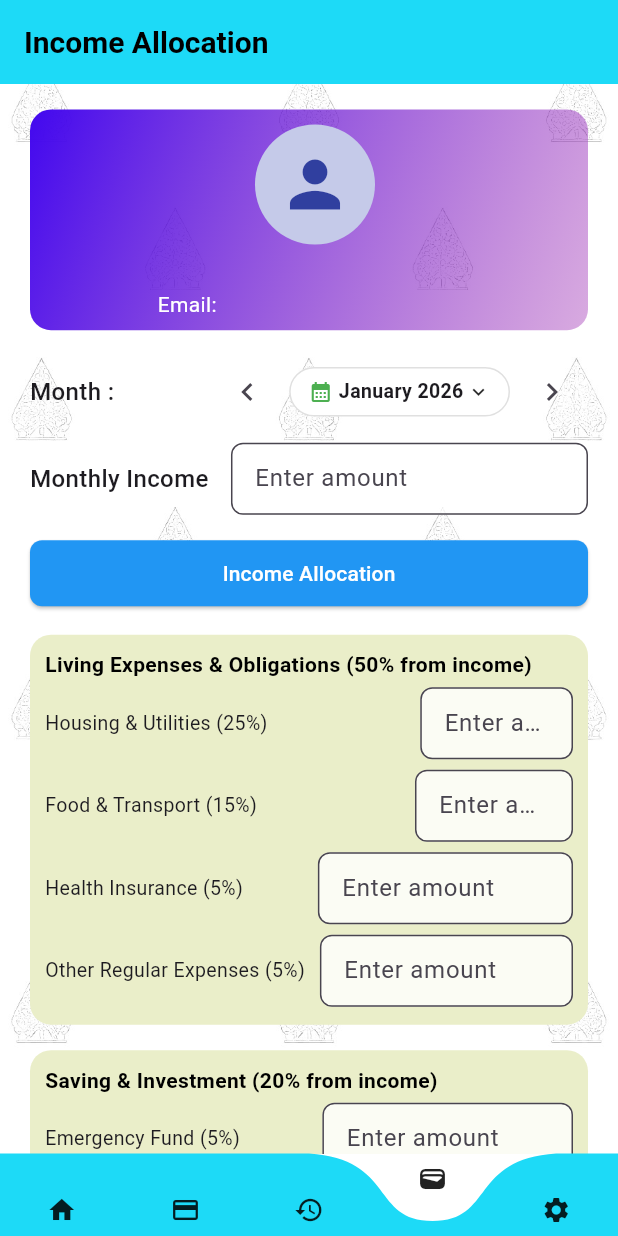
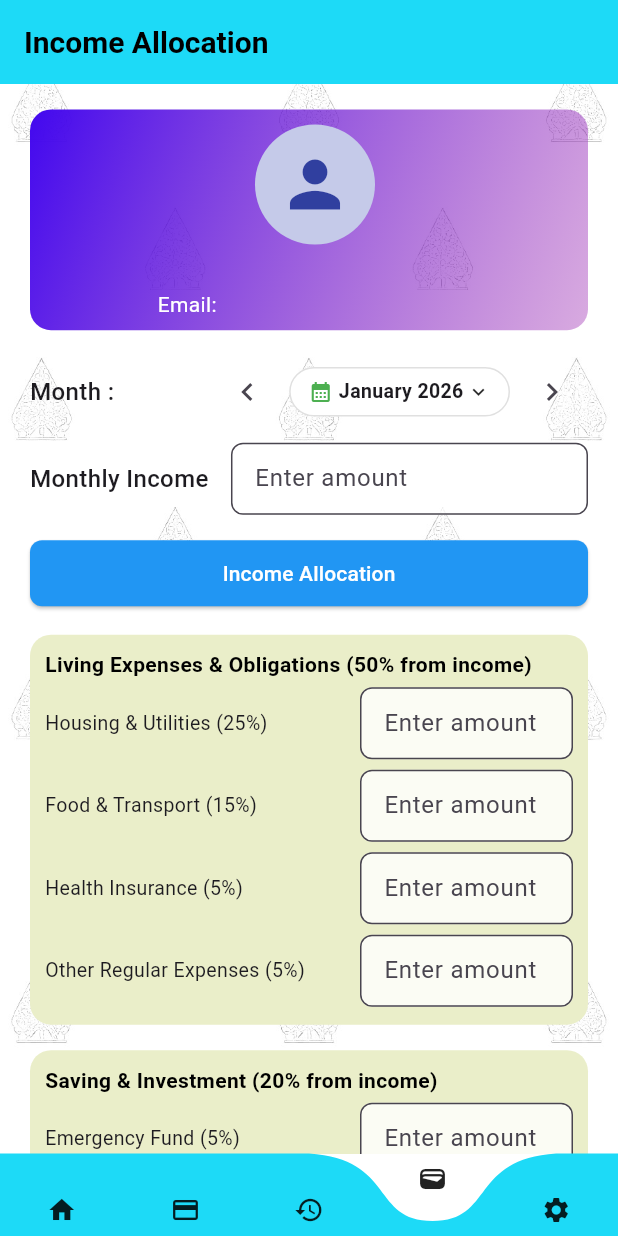
Before and after one commit to yulius98/my-wallet, a Flutter app: the screen it shows once a user with an empty profile is signed in, item 4 of the bottom bar chosen, on a phone screen of 412 x 824 dp. Run offline on Flutter 3.47's test engine with Material 3 defaults, Android fonts, the phone set to English and light mode, and no system bars; drawn by our look-alikes of curved_navigation_bar; our stand-ins replace firebase_auth, firebase_core, flutter_multi_formatter, google_sign_in, hive, hive_flutter; accounts and stored records are empty.

```diff
--- /dev/null
+++ b/devtools_options.yaml
@@ -0,0 +1,3 @@
+description: This file stores settings for Dart & Flutter DevTools.
+documentation: https://docs.flutter.dev/tools/devtools/extensions#configure-extension-enablement-states
+extensions:
--- a/lib/presentation/screens/wallet_screen.dart
+++ b/lib/presentation/screens/wallet_screen.dart
@@ -163,33 +163,6 @@
     super.dispose();
   }
 
-  //Future<void> _pickDate(BuildContext context) async {
-  //  final DateTime? picked = await showDatePicker(
-  //    context: context,
-  //    initialDate: _selectedDate ?? DateTime.now(),
-  //    firstDate: DateTime(2000),
-  //    lastDate: DateTime(2100),
-  //    builder: (context, child) {
-  //      return DatePickerTheme(
-  //        data: DatePickerThemeData(
-  //          backgroundColor: Colors.white,
-  //          headerBackgroundColor: Colors.blue,
-  //          headerForegroundColor: Colors.white,
-  //          dayStyle: TextStyle(color: Colors.black),
-  //          yearStyle: TextStyle(color: Colors.black),
-  //        ),
-  //        child: child!,
-  //      );
-  //    },
-  //  );
-  //  if (picked != null && picked != _selectedDate) {
-  //    setState(() {
-  //      _selectedDate = picked;
-  //    });
-  //  }
-  //}
-
-
   @override
   Widget build(BuildContext context) {
     SystemChrome.setSystemUIOverlayStyle(SystemUiOverlayStyle.dark);
@@ -282,11 +255,15 @@
             top: 35,
             child: Row(
               children: [
-                const Text(
+                SizedBox(
+                  width: 200,
+                  child: Text(
                   "Health & Fitness (3%)",
                   style: TextStyle(fontSize: 13),
                 ),
-                const SizedBox(width: 18),
+                ),
+
+                const SizedBox(width: 10),
                 Expanded(
                   child: TextFormField(
                     controller: _healthFitnessController,
@@ -322,10 +299,14 @@
             top: 90,
             child: Row(
               children: [
-                const Text(
+                SizedBox(
+                  width: 200,
+                  child: Text(
                   "Skills & Education (4%)",
                   style: TextStyle(fontSize: 13),
                 ),
+                ),
+
                 const SizedBox(width: 10),
                 Expanded(
                   child: TextFormField(
@@ -362,11 +343,15 @@
             top: 145,
             child: Row(
               children: [
-                const Text(
+                SizedBox(
+                  width: 200,
+                  child: Text(
                   "Entertainment (3%)",
                   style: TextStyle(fontSize: 13),
                 ),
-                const SizedBox(width: 32),
+                ),
+
+                const SizedBox(width: 10),
                 Expanded(
                   child: TextFormField(
                     controller: _entertainmentSelfRewardController,
@@ -429,11 +414,15 @@
             top: 35,
             child: Row(
               children: [
-                const Text(
+                SizedBox(
+                  width: 200,
+                  child: Text(
                     "Outside of Mortgages (10%)",
                     style: TextStyle(fontSize: 13),
                   ),
-                const SizedBox(width: 12),
+                ),
+
+                const SizedBox(width: 10),
                 Expanded(
                   child: TextFormField(
                     controller: _installmentsOutsideMortgagesController,
@@ -469,11 +458,15 @@
             top: 90,
             child: Row(
               children: [
-                const Text(
+                SizedBox(
+                  width: 200,
+                  child: Text(
                   "Credit Card Instalments (5%)",
                     style: TextStyle(fontSize: 13),
                   ),
-                const SizedBox(width: 8),
+                ),
+
+                const SizedBox(width: 10),
                 Expanded(
                   child: TextFormField(
                     controller: _creditCardInstalmentsController,
@@ -509,11 +502,15 @@
             top: 145,
             child: Row(
               children: [
-                const Text(
+                SizedBox(
+                  width: 200,
+                  child: Text(
                   "Other Instalments (5%)",
                   style: TextStyle(fontSize: 13),
                 ),
-                const SizedBox(width: 42),
+                ),
+
+                const SizedBox(width: 10),
                 Expanded(
                   child: TextFormField(
                     controller: _otherInstalmentsController,
@@ -817,11 +814,15 @@
             top: 35,
             child: Row(
               children: [
-                const Text(
+                SizedBox(
+                  width: 200,
+                  child: Text(
                     "Emergency Fund (5%)",
                     style: TextStyle(fontSize: 13),
                   ),
-                const SizedBox(width: 55),
+                ),
+
+                const SizedBox(width: 10),
                 Expanded(
                   child: TextFormField(
                     controller: _emergencyFundController,
@@ -858,11 +859,15 @@
             top: 90,
             child: Row(
               children: [
-                const Text(
+                SizedBox(
+                  width: 200,
+                  child: Text(
                   "Long-term Investment (15%)",
                   style: TextStyle(fontSize: 13),
                 ),
-                const SizedBox(width: 15),
+                ),
+
+                const SizedBox(width: 10),
                 Expanded(
                   child: TextFormField(
                     controller: _longTermInvestmentController,
@@ -926,11 +931,15 @@
             top: 35,
             child: Row(
               children: [
-                const Text(
+                SizedBox(
+                  width: 200,
+                  child: Text(
                     "Housing & Utilities (25%)",
                     style: TextStyle(fontSize: 13),
                   ),
-                const Spacer(),
+                ),
+
+                const SizedBox(width: 10),
                 Expanded(
                   child: TextFormField(
                     controller: _housingutilitiesController,
@@ -967,11 +976,15 @@
             top: 90,
             child: Row(
               children: [
-                const Text(
+                SizedBox(
+                  width: 200,
+                  child: Text(
                   "Food & Transport (15%)",
                     style: TextStyle(fontSize: 13),
                   ),
-                const Spacer(),
+                ),
+
+                const SizedBox(width: 10),
                 Expanded(
                   child: TextFormField(
                     controller: _foodTransportController,
@@ -1008,11 +1021,15 @@
             top: 145,
             child: Row(
               children: [
-                const Text(
+                SizedBox(
+                  width: 200,
+                  child: Text(
                     "Health Insurance (5%)",
                     style: TextStyle(fontSize: 13),
                   ),
-                const SizedBox(width: 50),
+                ),
+
+                const SizedBox(width: 10),
                 Expanded(
                   child: TextFormField(
                     controller: _healthInsuranceController,
@@ -1049,10 +1066,14 @@
             top: 200,
             child: Row(
               children: [
-                const Text(
+                SizedBox(
+                  width: 200,
+                  child: Text(
                     "Other Regular Expenses (5%)",
                     style: TextStyle(fontSize: 13),
                   ),
+                ),
+
                 const SizedBox(width: 10),
                 Expanded(
                   child: TextFormField(
```
Also changed, not shown: 1 other file. Lines whose indentation alone changed are shown as unchanged.
